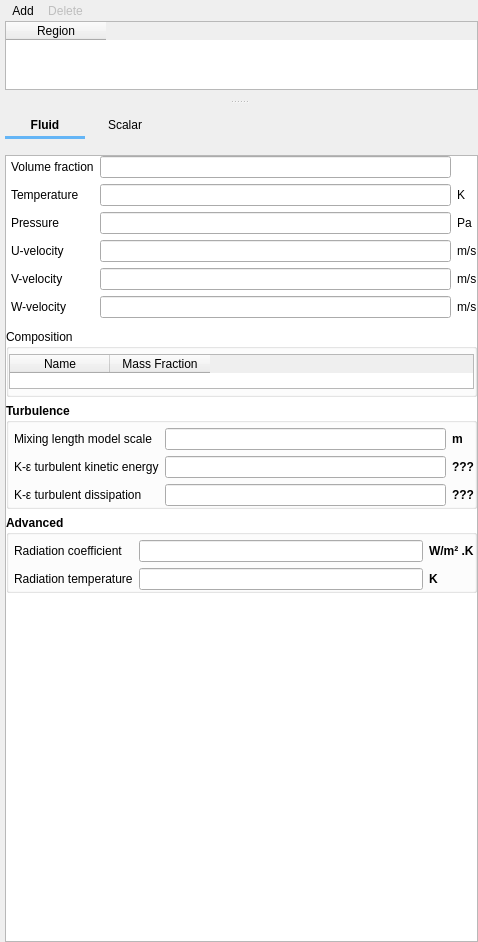
The window that gui/uifiles/initial_conditions.ui (truongd8593/mfix) describes before a commit, drawn with Qt 5.
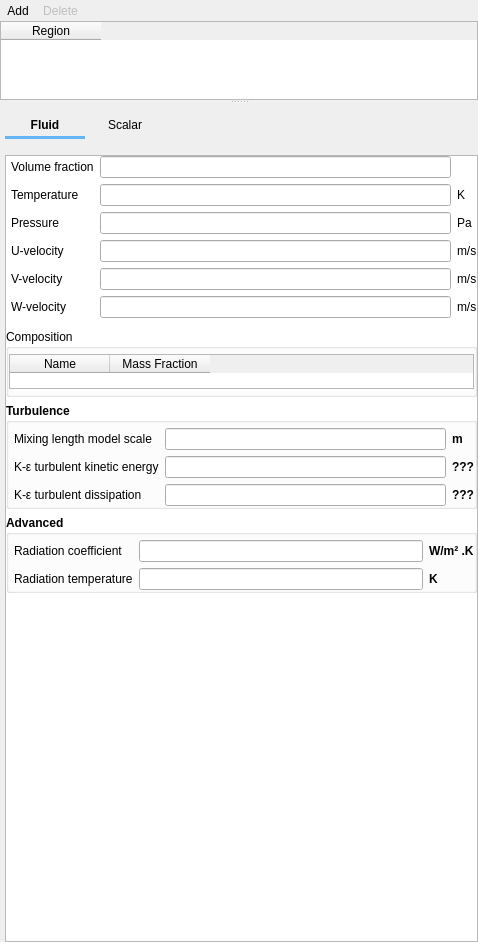
The same window after the commit. Custom widgets are drawn as their Qt base class.

```diff
--- a/gui/uifiles/initial_conditions.ui
+++ b/gui/uifiles/initial_conditions.ui
@@ -58,7 +58,7 @@
         <number>0</number>
        </property>
        <property name="leftMargin">
-        <number>5</number>
+        <number>0</number>
        </property>
        <property name="topMargin">
         <number>0</number>
@@ -67,7 +67,7 @@
         <number>0</number>
        </property>
        <property name="bottomMargin">
-        <number>10</number>
+        <number>0</number>
        </property>
        <item>
         <widget class="QFrame" name="frame_add_delete">
```
